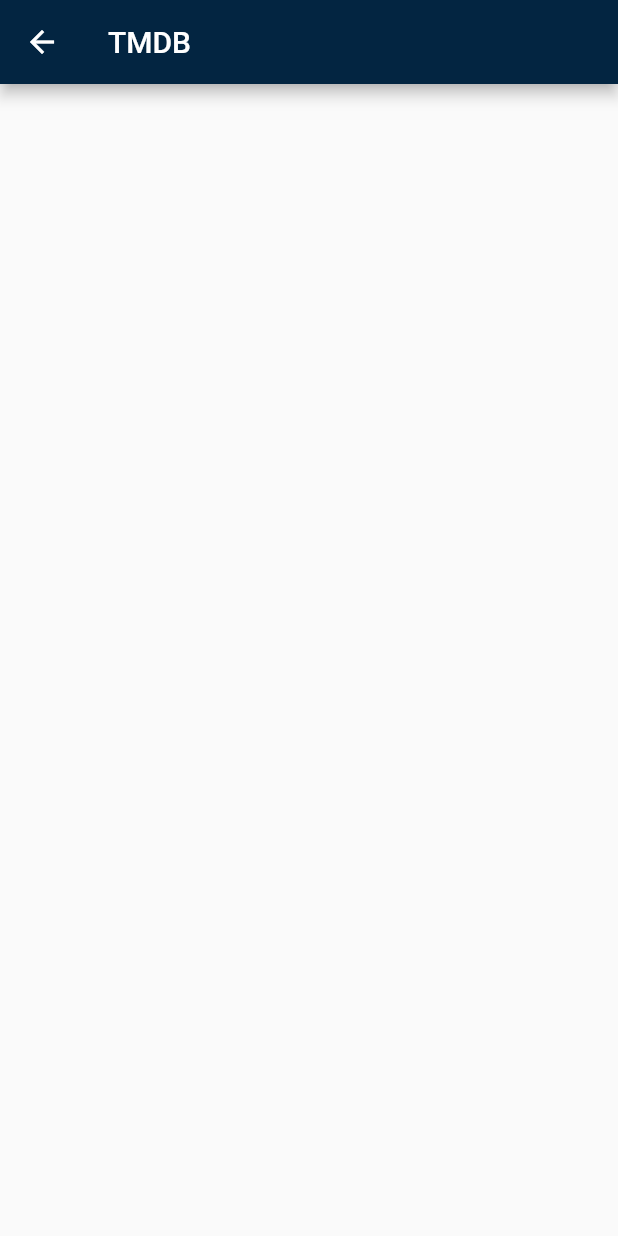
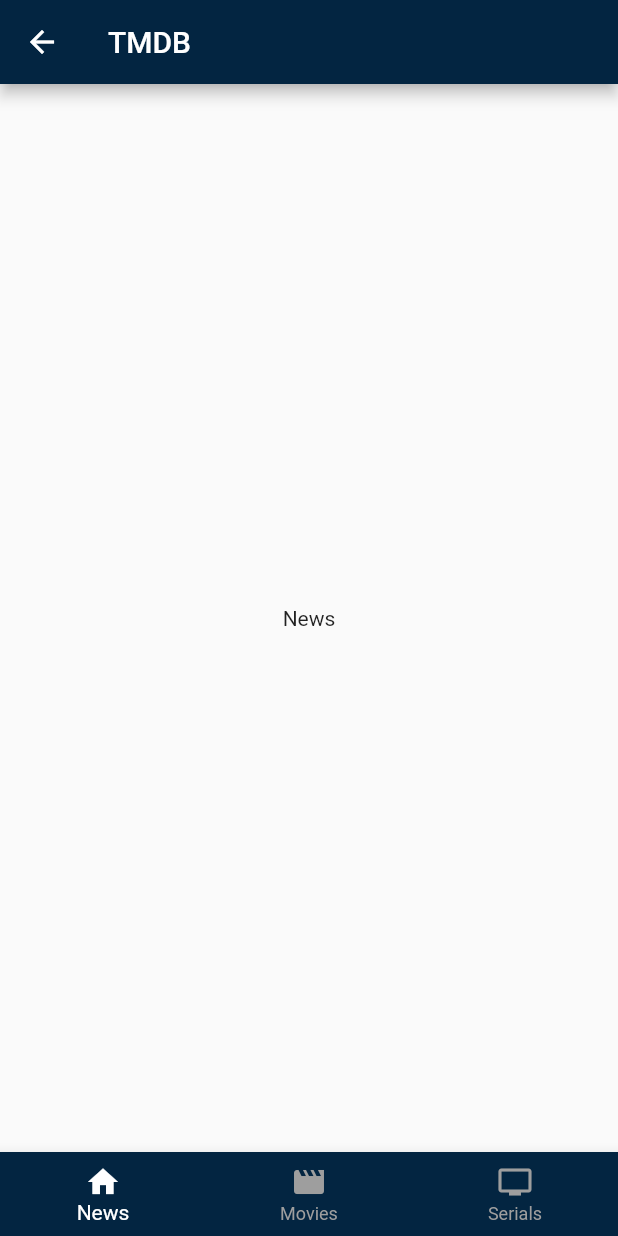
Before and after one commit to Gadzhik/themoviedb, a Flutter app: the MainScreenWidget screen opened by its route, on a phone screen of 412 x 824 dp. Run offline on Flutter 3.47's test engine with Material 2 defaults, Android fonts, the phone set to English and light mode, and no system bars.

```diff
--- /dev/null
+++ b/themoviedb/lib/Theme/app_colors.dart
@@ -0,0 +1,5 @@
+import 'package:flutter/material.dart';
+
+abstract class AppColors {
+  static const mainDarkBlue = Color.fromRGBO(3, 37, 65, 1);
+}
--- a/themoviedb/lib/widgets/auth/auth_widget.dart
+++ b/themoviedb/lib/widgets/auth/auth_widget.dart
@@ -78,8 +78,8 @@ class _FormWidget extends StatefulWidget {
 
 class __FormWidgetState extends State<_FormWidget> {
   // Autorization
-  final _loginTextController = TextEditingController();
-  final _passwordTextController = TextEditingController();
+  final _loginTextController = TextEditingController(text: 'admin');
+  final _passwordTextController = TextEditingController(text: 'admin');
 
   // Show error message, under password field
   String? errorText = null;
--- a/themoviedb/lib/widgets/auth/main_screen/main_screen_widget.dart
+++ b/themoviedb/lib/widgets/auth/main_screen/main_screen_widget.dart
@@ -8,12 +8,60 @@ class MainScreenWidget extends StatefulWidget {
 }
 
 class _MainScreenWidgetState extends State<MainScreenWidget> {
+  // Переменная для хранения элементов BottomNavigationBar
+  int _selectedTab = 0;
+  // Widgets array
+  static const List<Widget> _widgetOptions = <Widget>[
+    Text(
+      'News',
+    ),
+    Text(
+      'Movies',
+    ),
+    Text(
+      'Serials',
+    ),
+  ];
+
+  // Функция вызывается в момент выбора вкладки
+  void onSelectTab(int index) {
+    // Обрабатываем уже выделенную вкладку
+    if (_selectedTab == index) return;
+    // Обновляем состояние
+    setState(() {
+      _selectedTab = index;
+    });
+  }
+
   @override
   Widget build(BuildContext context) {
     return Scaffold(
       appBar: AppBar(
         title: Text('TMDB'),
       ),
+      // Отображается на экране
+      body: Center(
+        child: _widgetOptions[_selectedTab],
+      ),
+      bottomNavigationBar: BottomNavigationBar(
+        currentIndex: _selectedTab,
+        items: [
+          BottomNavigationBarItem(
+            icon: Icon(Icons.home),
+            label: 'News',
+          ),
+          BottomNavigationBarItem(
+            icon: Icon(Icons.movie),
+            label: 'Movies',
+          ),
+          BottomNavigationBarItem(
+            icon: Icon(Icons.tv),
+            label: 'Serials',
+          ),
+        ],
+        // Метод для отслеживания нажатий элементов BottomNavigationBar
+        onTap: onSelectTab,
+      ),
     );
   }
 }
```
Also changed, not shown: themoviedb/lib/main.dart (+8 -1 lines).
